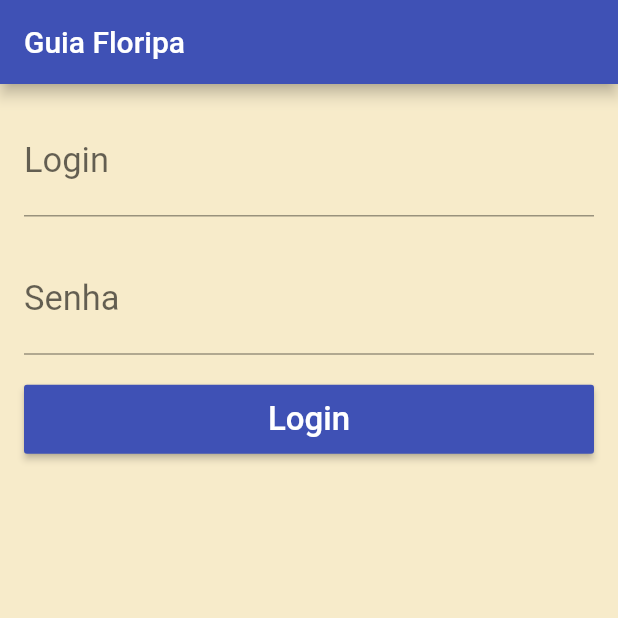
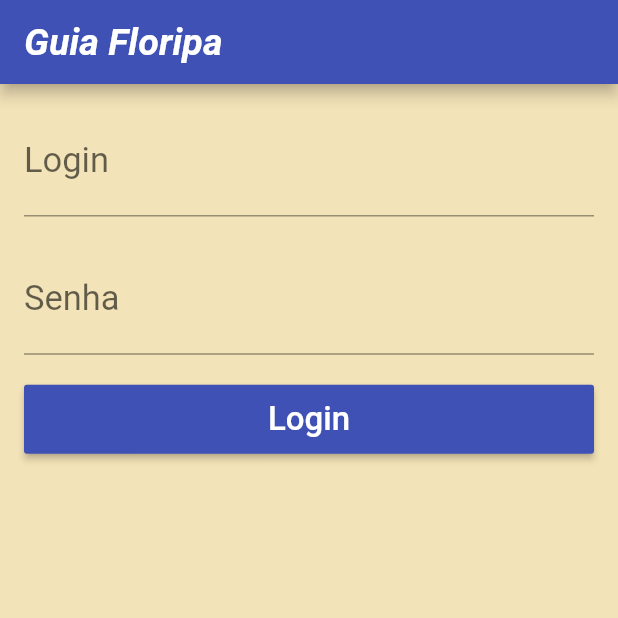
Before and after one commit to carlosfilhou/car-guide, a Flutter app: the screen it shows after launch, on a phone screen of 412 x 824 dp, the top half of it. Run offline on Flutter 3.47's test engine with Material 2 defaults, Android fonts, the light colour scheme and no system bars; Roboto replaces fonts that are missing (georgia).

Commit message:
appbar-font

```diff
--- a/lib/login_page.dart
+++ b/lib/login_page.dart
@@ -8,10 +8,22 @@ class LoginPage extends StatelessWidget {
   @override
   Widget build(BuildContext context) {
     return Scaffold(
-      appBar: AppBar(
-        title: Text('Guia Floripa'),
+      appBar: _appBar(),
+      body: _body(),
+    );
+  }
+
+  _appBar() {
+    return AppBar(
+      titleTextStyle: TextStyle(
+        fontFamily: 'georgia',
+        fontStyle: FontStyle.italic,
+        fontWeight: FontWeight.bold,
+        fontSize: 25,
       ),
-      body: _body(),
+      title: Text(
+        'Guia Floripa',
+      ),
     );
   }
 
@@ -28,7 +40,7 @@ class LoginPage extends StatelessWidget {
               labelText: 'Login',
               hintText: 'Digite seu login',
               hintStyle: TextStyle(
-                fontSize: 18,
+                fontSize: 16,
               ),
             ),
           ),
@@ -41,7 +53,7 @@ class LoginPage extends StatelessWidget {
               labelText: 'Senha',
               hintText: 'Digite sua senha',
               hintStyle: TextStyle(
-                fontSize: 18,
+                fontSize: 16,
               ),
             ),
           ),
--- a/lib/main.dart
+++ b/lib/main.dart
@@ -14,7 +14,7 @@ class MyApp extends StatelessWidget {
       theme: ThemeData(
         primarySwatch: Colors.indigo,
         brightness: Brightness.light,
-        scaffoldBackgroundColor: Color.fromARGB(255, 247, 235, 202),
+        scaffoldBackgroundColor: Color.fromARGB(255, 243, 227, 184),
       ),
       home: LoginPage(),
     );
```
